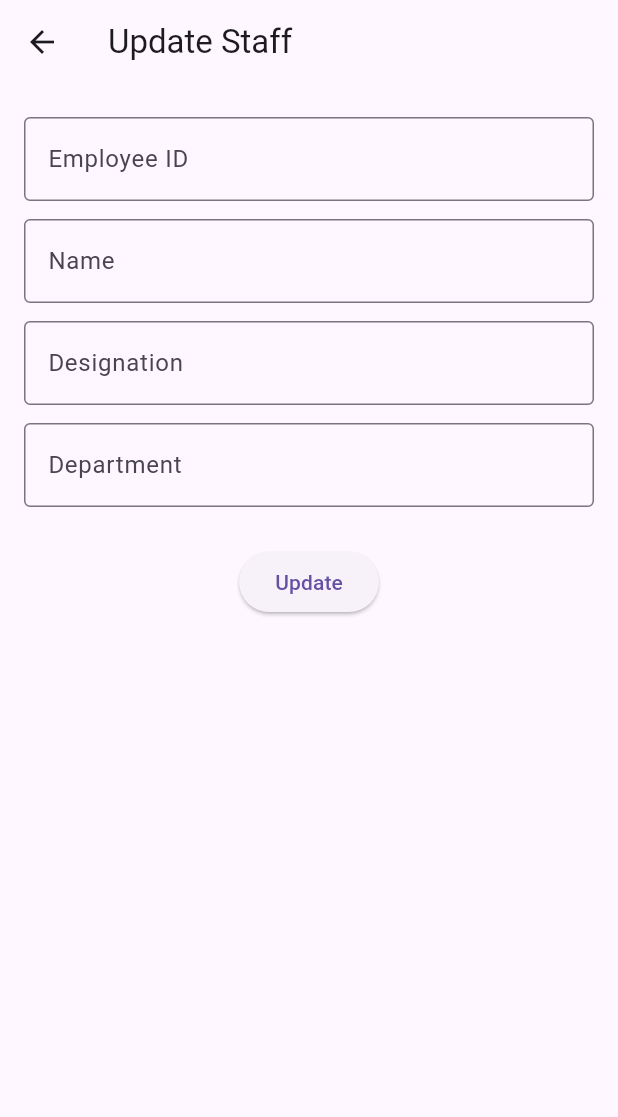
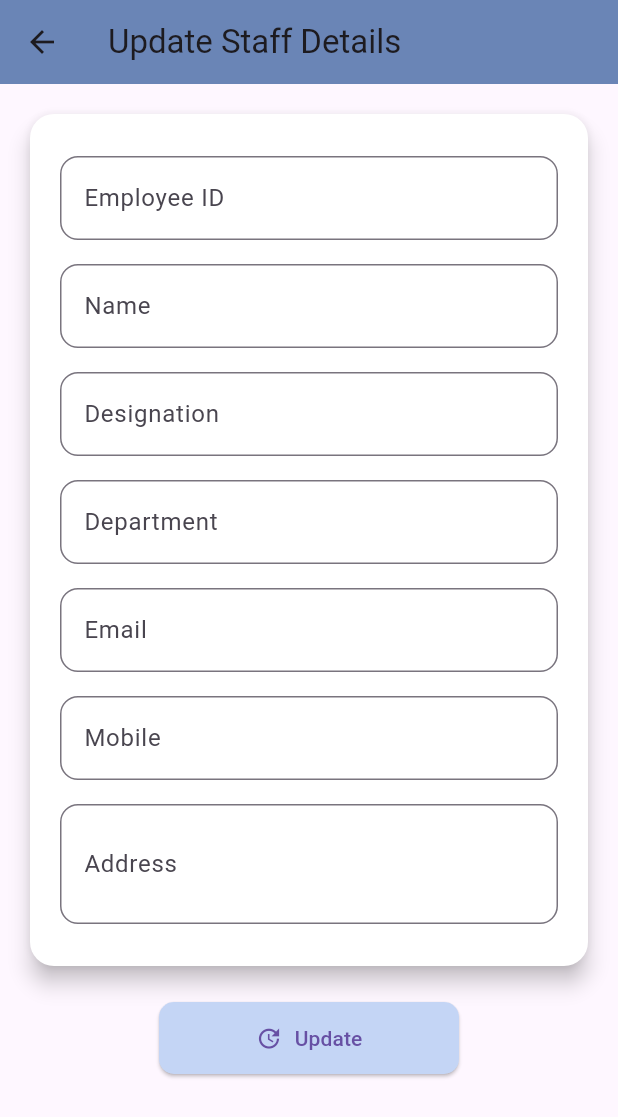
Before and after one commit to C-bhavana101005/svr-pro1, a Flutter app: the UpdateStaffScreen screen opened directly with empty values, on a phone screen of 412 x 824 dp. Shown: the top 1117 px of the screen. Run offline on Flutter 3.47's test engine with Material 3 defaults, Android fonts, the light colour scheme and no system bars; our stand-ins replace file_picker.

Commit message:
update page connected to DB

```diff
--- a/flutter_application_1/lib/update_staff_screen.dart
+++ b/flutter_application_1/lib/update_staff_screen.dart
@@ -23,6 +23,9 @@ class _UpdateStaffScreenState extends State<UpdateStaffScreen> {
   late TextEditingController nameController;
   late TextEditingController designationController;
   late TextEditingController departmentController;
+  late TextEditingController emailController;
+  late TextEditingController mobileController;
+  late TextEditingController addressController;
 
   bool isLoading = false;
 
@@ -33,6 +36,9 @@ class _UpdateStaffScreenState extends State<UpdateStaffScreen> {
     nameController = TextEditingController(text: widget.staffMember['name']);
     designationController = TextEditingController(text: widget.staffMember['designation']);
     departmentController = TextEditingController(text: widget.staffMember['department']);
+    emailController = TextEditingController(text: widget.staffMember['email']);
+    mobileController = TextEditingController(text: widget.staffMember['mobile']);
+    addressController = TextEditingController(text: widget.staffMember['address']);
   }
 
   Future<void> updateStaff() async {
@@ -41,66 +47,126 @@ class _UpdateStaffScreenState extends State<UpdateStaffScreen> {
     final id = widget.staffMember['id'];
     final url = Uri.parse('${widget.baseUrl}/profiles/$id/');
 
-    final response = await http.put(
+    final Map<String, dynamic> updateData = {};
+
+    if (idController.text != widget.staffMember['employee_id']) {
+      updateData['employee_id'] = idController.text;
+    }
+    if (nameController.text != widget.staffMember['name']) {
+      updateData['name'] = nameController.text;
+    }
+    if (designationController.text != widget.staffMember['designation']) {
+      updateData['designation'] = designationController.text;
+    }
+    if (departmentController.text != widget.staffMember['department']) {
+      updateData['department'] = departmentController.text;
+    }
+    if (emailController.text != widget.staffMember['email']) {
+      updateData['email'] = emailController.text;
+    }
+    if (mobileController.text != widget.staffMember['mobile']) {
+      updateData['mobile'] = mobileController.text;
+    }
+    if (addressController.text != widget.staffMember['address']) {
+      updateData['address'] = addressController.text;
+    }
+
+    if (updateData.isEmpty) {
+      setState(() => isLoading = false);
+      ScaffoldMessenger.of(context).showSnackBar(
+        const SnackBar(content: Text('No changes made.')),
+      );
+      return;
+    }
+
+    final response = await http.patch(
       url,
       headers: {'Content-Type': 'application/json'},
-      body: jsonEncode({
-        'employee_id': idController.text,
-        'name': nameController.text,
-        'designation': designationController.text,
-        'department': departmentController.text,
-        'email': widget.staffMember['email'],
-        'mobile': widget.staffMember['mobile'],
-        'address': widget.staffMember['address'],
-      }),
+      body: jsonEncode(updateData),
     );
 
     setState(() => isLoading = false);
 
     if (response.statusCode == 200) {
-      widget.onUpdate(); // Refresh staff list
-      Navigator.pop(context); // Go back
+      widget.onUpdate();
+      Navigator.pop(context);
     } else {
-      print('Update failed: ${response.statusCode}');
       ScaffoldMessenger.of(context).showSnackBar(
         SnackBar(content: Text('Update failed: ${response.reasonPhrase}')),
       );
     }
   }
 
+  Widget _buildTextField(String label, TextEditingController controller, {int maxLines = 1}) {
+    return Padding(
+      padding: const EdgeInsets.symmetric(vertical: 8),
+      child: TextField(
+        controller: controller,
+        maxLines: maxLines,
+        decoration: InputDecoration(
+          labelText: label,
+          border: OutlineInputBorder(borderRadius: BorderRadius.circular(12)),
+        ),
+      ),
+    );
+  }
+
   @override
   Widget build(BuildContext context) {
     return Scaffold(
-      appBar: AppBar(title: const Text("Update Staff")),
-      body: Padding(
+      appBar: AppBar(
+        title: const Text("Update Staff Details"),
+        backgroundColor: const Color(0xFF6A85B6),
+      ),
+      body: SingleChildScrollView(
         padding: const EdgeInsets.all(16),
+        child: Center(
+          child: ConstrainedBox(
+            constraints: const BoxConstraints(maxWidth: 500),
+            child: Column(
+              children: [
+                Card(
+                  elevation: 6,
+                  shape: RoundedRectangleBorder(borderRadius: BorderRadius.circular(16)),
+                  color: Colors.white,
+                  child: Padding(
+                    padding: const EdgeInsets.all(20),
                     child: Column(
                       children: [
                         _buildTextField("Employee ID", idController),
                         _buildTextField("Name", nameController),
                         _buildTextField("Designation", designationController),
                         _buildTextField("Department", departmentController),
+                        _buildTextField("Email", emailController),
+                        _buildTextField("Mobile", mobileController),
+                        _buildTextField("Address", addressController, maxLines: 2),
+                      ],
+                    ),
+                  ),
+                ),
                 const SizedBox(height: 20),
-            ElevatedButton(
+                SizedBox(
+                  width: 200,
+                  child: ElevatedButton.icon(
                     onPressed: isLoading ? null : updateStaff,
-              child: isLoading
-                  ? const CircularProgressIndicator(color: Colors.white)
-                  : const Text("Update"),
+                    icon: isLoading
+                        ? const SizedBox(
+                            height: 20,
+                            width: 20,
+                            child: CircularProgressIndicator(strokeWidth: 2, color: Colors.white),
+                          )
+                        : const Icon(Icons.update),
+                    label: const Text("Update"),
+                    style: ElevatedButton.styleFrom(
+                      padding: const EdgeInsets.symmetric(vertical: 14),
+                      backgroundColor: const Color.fromARGB(255, 196, 213, 245),
+                      shape: RoundedRectangleBorder(borderRadius: BorderRadius.circular(10)),
+                    ),
+                  ),
                 ),
               ],
             ),
           ),
-    );
-  }
-
-  Widget _buildTextField(String label, TextEditingController controller) {
-    return Padding(
-      padding: const EdgeInsets.symmetric(vertical: 6),
-      child: TextField(
-        controller: controller,
-        decoration: InputDecoration(
-          labelText: label,
-          border: const OutlineInputBorder(),
         ),
       ),
     );
```
Also changed, not shown: 1 other file. Lines whose indentation alone changed are shown as unchanged.
